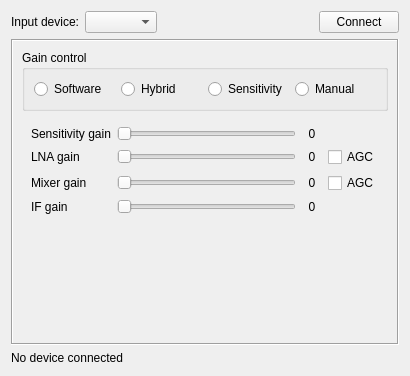
This is gui/setupdialog.ui in KejPi/AbracaDABra as Qt 5 draws it before an edit. The edited form follows.
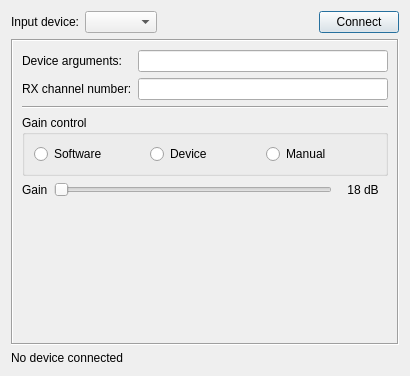
This is the edited form.

```diff
--- a/gui/setupdialog.ui
+++ b/gui/setupdialog.ui
@@ -14,6 +14,54 @@
    <string>Setup</string>
   </property>
   <layout class="QGridLayout" name="gridLayout_7">
+   <item row="0" column="0">
+    <layout class="QHBoxLayout" name="horizontalLayout">
+     <item>
+      <layout class="QFormLayout" name="formLayout">
+       <item row="0" column="0">
+        <widget class="QLabel" name="inputDeviceLabel">
+         <property name="text">
+          <string>Input device:</string>
+         </property>
+        </widget>
+       </item>
+       <item row="0" column="1">
+        <widget class="QComboBox" name="inputCombo"/>
+       </item>
+      </layout>
+     </item>
+     <item>
+      <spacer name="horizontalSpacer">
+       <property name="orientation">
+        <enum>Qt::Horizontal</enum>
+       </property>
+       <property name="sizeHint" stdset="0">
+        <size>
+         <width>40</width>
+         <height>20</height>
+        </size>
+       </property>
+      </spacer>
+     </item>
+     <item>
+      <widget class="QPushButton" name="connectButton">
+       <property name="text">
+        <string>Connect</string>
+       </property>
+      </widget>
+     </item>
+    </layout>
+   </item>
+   <item row="4" column="0">
+    <widget class="QLabel" name="statusLabel">
+     <property name="text">
+      <string>No device connected</string>
+     </property>
+     <property name="textFormat">
+      <enum>Qt::RichText</enum>
+     </property>
+    </widget>
+   </item>
    <item row="3" column="0">
     <widget class="QStackedWidget" name="deviceOptionsWidget">
      <property name="frameShape">
@@ -23,7 +71,7 @@
       <enum>QFrame::Sunken</enum>
      </property>
      <property name="currentIndex">
-      <number>4</number>
+      <number>5</number>
      </property>
      <widget class="QWidget" name="rtlsdrPage">
       <layout class="QVBoxLayout" name="verticalLayout_3">
@@ -606,55 +654,138 @@
        </item>
       </layout>
      </widget>
-    </widget>
-   </item>
-   <item row="4" column="0">
-    <widget class="QLabel" name="statusLabel">
-     <property name="text">
-      <string>No device connected</string>
-     </property>
-     <property name="textFormat">
-      <enum>Qt::RichText</enum>
-     </property>
-    </widget>
-   </item>
-   <item row="0" column="0">
-    <layout class="QHBoxLayout" name="horizontalLayout">
-     <item>
-      <layout class="QFormLayout" name="formLayout">
-       <item row="0" column="0">
-        <widget class="QLabel" name="inputDeviceLabel">
-         <property name="text">
-          <string>Input device:</string>
-         </property>
-        </widget>
-       </item>
+     <widget class="QWidget" name="soapysdrPage">
+      <layout class="QGridLayout" name="gridLayout">
        <item row="0" column="1">
-        <widget class="QComboBox" name="inputCombo"/>
+        <widget class="QLineEdit" name="soapysdrDevArgs"/>
+       </item>
+       <item row="1" column="0">
+        <widget class="QLabel" name="soapysdrChannelNumLabel">
+         <property name="text">
+          <string>RX channel number:</string>
+         </property>
+        </widget>
+       </item>
+       <item row="0" column="0">
+        <widget class="QLabel" name="soapysdrDevArgsLabel">
+         <property name="text">
+          <string>Device arguments:</string>
+         </property>
+        </widget>
+       </item>
+       <item row="2" column="0" colspan="2">
+        <widget class="Line" name="line_2">
+         <property name="orientation">
+          <enum>Qt::Horizontal</enum>
+         </property>
+        </widget>
+       </item>
+       <item row="3" column="0" colspan="2">
+        <widget class="QGroupBox" name="soapysdrGainModeGroup">
+         <property name="title">
+          <string>Gain control</string>
+         </property>
+         <layout class="QHBoxLayout" name="horizontalLayout_7">
+          <item>
+           <widget class="QRadioButton" name="soapysdrGainModeSw">
+            <property name="toolTip">
+             <string>Gain controlled by software (SW AGC)</string>
+            </property>
+            <property name="text">
+             <string>Software</string>
+            </property>
+           </widget>
+          </item>
+          <item>
+           <widget class="QRadioButton" name="soapysdrGainModeHw">
+            <property name="toolTip">
+             <string>Gain controlled internally by device (HW AGC)</string>
+            </property>
+            <property name="text">
+             <string>Device</string>
+            </property>
+           </widget>
+          </item>
+          <item>
+           <widget class="QRadioButton" name="soapysdrGainModeManual">
+            <property name="toolTip">
+             <string>Manual gain control</string>
+            </property>
+            <property name="text">
+             <string>Manual</string>
+            </property>
+           </widget>
+          </item>
+         </layout>
+        </widget>
+       </item>
+       <item row="4" column="0" colspan="2">
+        <widget class="QWidget" name="soapysdrGainWidget" native="true">
+         <layout class="QHBoxLayout" name="horizontalLayout_8">
+          <property name="leftMargin">
+           <number>0</number>
+          </property>
+          <property name="topMargin">
+           <number>0</number>
+          </property>
+          <property name="rightMargin">
+           <number>0</number>
+          </property>
+          <property name="bottomMargin">
+           <number>0</number>
+          </property>
+          <item>
+           <widget class="QLabel" name="soapysdrGainLabel">
+            <property name="text">
+             <string>Gain</string>
+            </property>
+           </widget>
+          </item>
+          <item>
+           <widget class="QSlider" name="soapysdrGainSlider">
+            <property name="orientation">
+             <enum>Qt::Horizontal</enum>
+            </property>
+           </widget>
+          </item>
+          <item>
+           <widget class="QLabel" name="soapysdrGainValueLabel">
+            <property name="minimumSize">
+             <size>
+              <width>50</width>
+              <height>0</height>
+             </size>
+            </property>
+            <property name="text">
+             <string>18 dB</string>
+            </property>
+            <property name="alignment">
+             <set>Qt::AlignCenter</set>
+            </property>
+           </widget>
+          </item>
+         </layout>
+        </widget>
+       </item>
+       <item row="1" column="1">
+        <widget class="QLineEdit" name="soapysdrChannelNum"/>
+       </item>
+       <item row="5" column="0" colspan="2">
+        <spacer name="verticalSpacer_6">
+         <property name="orientation">
+          <enum>Qt::Vertical</enum>
+         </property>
+         <property name="sizeHint" stdset="0">
+          <size>
+           <width>20</width>
+           <height>26</height>
+          </size>
+         </property>
+        </spacer>
        </item>
       </layout>
-     </item>
-     <item>
-      <spacer name="horizontalSpacer">
-       <property name="orientation">
-        <enum>Qt::Horizontal</enum>
-       </property>
-       <property name="sizeHint" stdset="0">
-        <size>
-         <width>40</width>
-         <height>20</height>
-        </size>
-       </property>
-      </spacer>
-     </item>
-     <item>
-      <widget class="QPushButton" name="connectButton">
-       <property name="text">
-        <string>Connect</string>
-       </property>
-      </widget>
-     </item>
-    </layout>
+     </widget>
+    </widget>
    </item>
   </layout>
  </widget>
```
